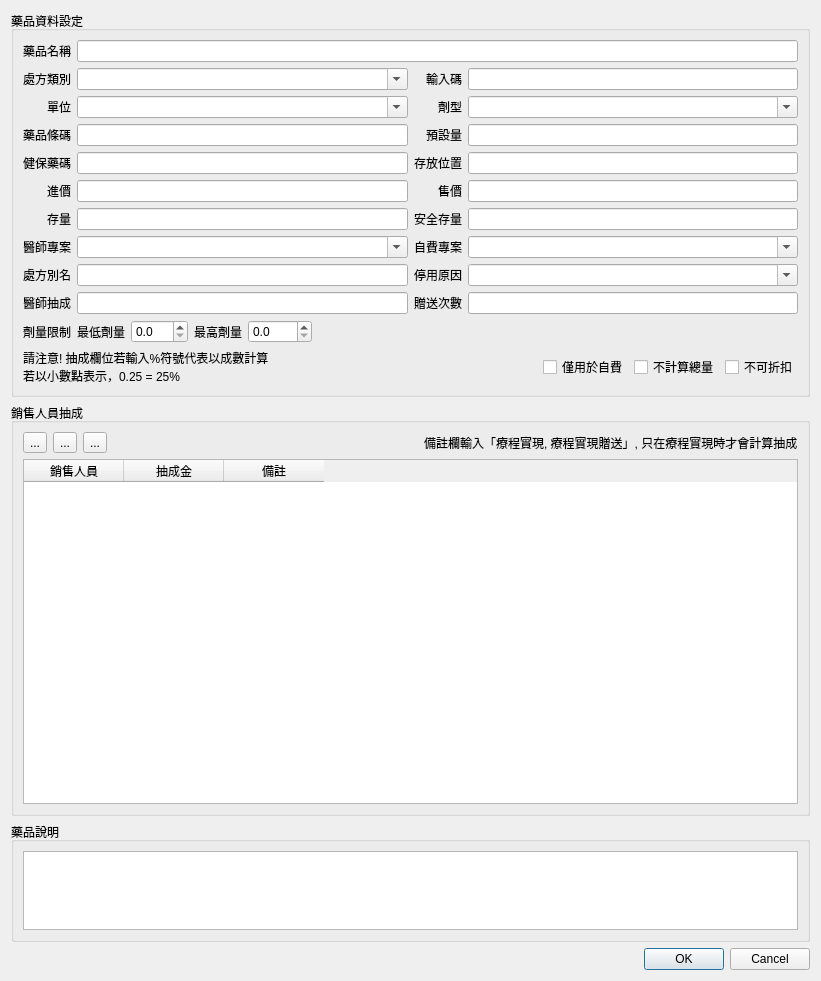
The window that ui/dialog_input_drug.ui (picacat/pymedical) describes before a commit, drawn with Qt 5.
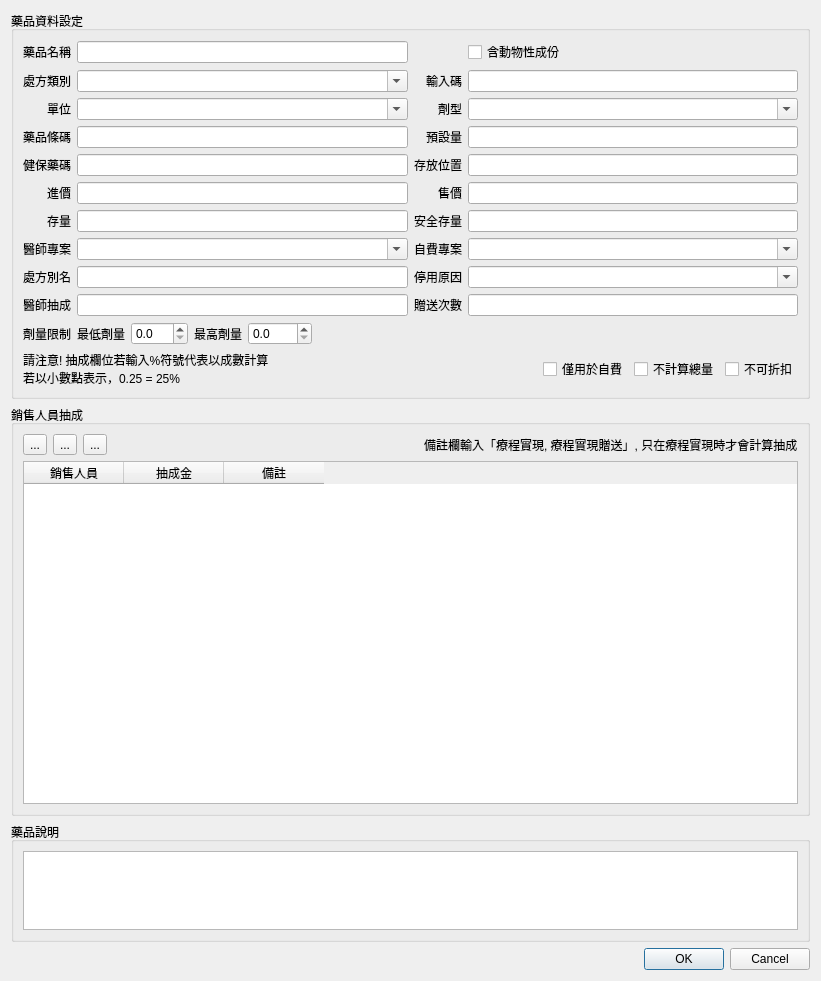
The same window after the commit. Icons and pictures are not drawn.

Commit message: 2026-01-27 處方詞庫新增含動物性成份欄位

What changed in the file:
```diff
--- a/ui/dialog_input_drug.ui
+++ b/ui/dialog_input_drug.ui
@@ -362,16 +362,6 @@
           </property>
          </widget>
         </item>
-        <item row="0" column="1" colspan="3">
-         <widget class="QLineEdit" name="lineEdit_medicine_name">
-          <property name="maxLength">
-           <number>40</number>
-          </property>
-          <property name="clearButtonEnabled">
-           <bool>true</bool>
-          </property>
-         </widget>
-        </item>
         <item row="5" column="1">
          <widget class="QLineEdit" name="lineEdit_in_price">
           <property name="alignment">
@@ -387,6 +377,9 @@
           <property name="text">
            <string>自費專案</string>
           </property>
+          <property name="alignment">
+           <set>Qt::AlignRight|Qt::AlignTrailing|Qt::AlignVCenter</set>
+          </property>
          </widget>
         </item>
         <item row="8" column="2">
@@ -394,6 +387,9 @@
           <property name="text">
            <string>停用原因</string>
           </property>
+          <property name="alignment">
+           <set>Qt::AlignRight|Qt::AlignTrailing|Qt::AlignVCenter</set>
+          </property>
          </widget>
         </item>
         <item row="3" column="1">
@@ -494,6 +490,23 @@
           </item>
          </layout>
         </item>
+        <item row="0" column="1">
+         <widget class="QLineEdit" name="lineEdit_medicine_name">
+          <property name="maxLength">
+           <number>40</number>
+          </property>
+          <property name="clearButtonEnabled">
+           <bool>true</bool>
+          </property>
+         </widget>
+        </item>
+        <item row="0" column="3">
+         <widget class="QCheckBox" name="checkBox_animal_derived">
+          <property name="text">
+           <string>含動物性成份</string>
+          </property>
+         </widget>
+        </item>
        </layout>
       </item>
       <item row="1" column="1">
```
The commit also changes 2 other files.
